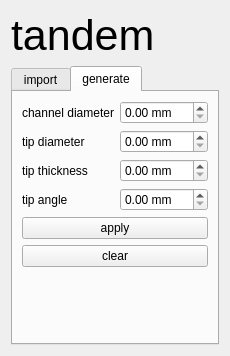
Old version of the form src/windows/ui/tandem_view.ui in the repository nsmela/brachify.
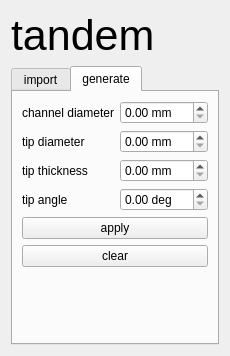
New version of the form. The open tabs and pages were chosen to show the change.

The edit to the form file:
```diff
--- a/src/windows/ui/tandem_view.ui
+++ b/src/windows/ui/tandem_view.ui
@@ -177,7 +177,7 @@
        <item row="4" column="1">
         <widget class="QDoubleSpinBox" name="sp_tip_angle">
          <property name="suffix">
-          <string> mm</string>
+          <string> deg</string>
          </property>
         </widget>
        </item>
```
Left out of the diff: 2 changed lines with no effect on the pictures.
